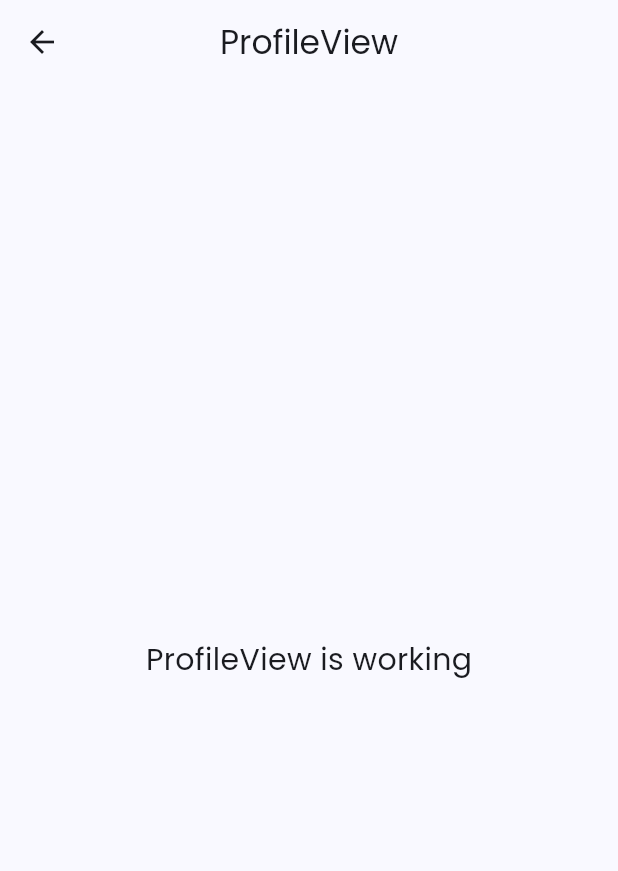
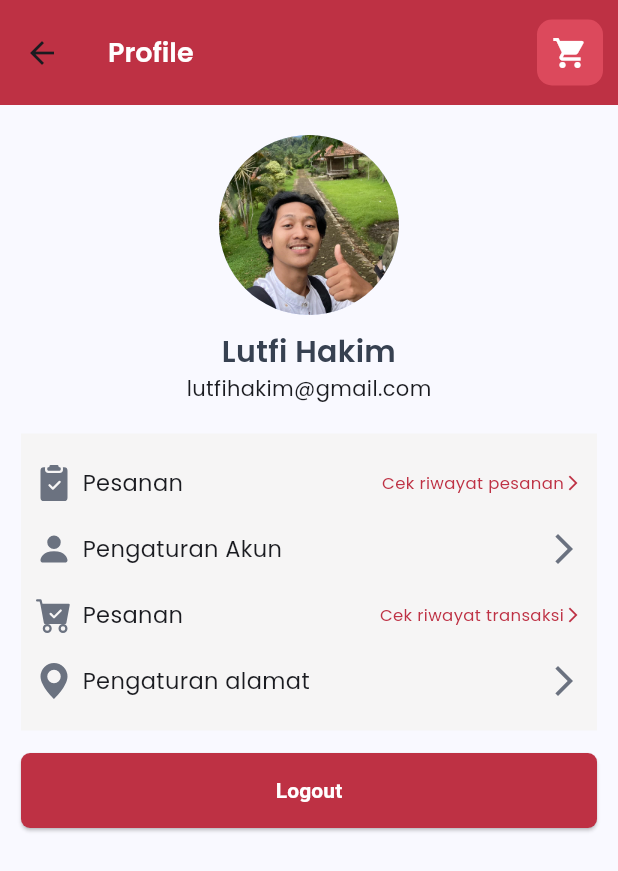
Before and after one commit to adella-kitchen/adella-mobile, a Flutter app: the ProfileView screen opened by its route, on a phone screen of 412 x 824 dp. Shown: the top 871 px of the screen. Run offline on Flutter 3.47's test engine with Material 3 defaults, Android fonts, the phone set to English and light mode, and no system bars; our stand-ins replace animated_splash_screen, carousel_slider, flutter_signin_button, get, icons_plus, ionicons and 2 more; network calls fail.

Commit message:
create profile page view
non backend

```diff
--- a/lib/app/modules/profile/views/profile_view.dart
+++ b/lib/app/modules/profile/views/profile_view.dart
@@ -1,22 +1,120 @@
+import 'package:adella_kitchen/app/modules/home/views/widget.dart';
+import 'package:adella_kitchen/app/modules/profile/views/widget.dart';
+import 'package:adella_kitchen/theme/app_theme.dart';
+import 'package:adella_kitchen/theme/color.dart';
+import 'package:adella_kitchen/theme/widget/app_widget.dart';
 import 'package:flutter/material.dart';
 
 import 'package:get/get.dart';
+import 'package:icons_plus/icons_plus.dart';
 
 import '../controllers/profile_controller.dart';
 
 class ProfileView extends GetView<ProfileController> {
-  const ProfileView({Key? key}) : super(key: key);
+  const ProfileView({super.key});
   @override
   Widget build(BuildContext context) {
     return Scaffold(
       appBar: AppBar(
-        title: const Text('ProfileView'),
-        centerTitle: true,
+        toolbarHeight: 70,
+        title: const Text('Profile',
+            style: TextStyle(
+                color: Colors.white,
+                fontSize: 18,
+                fontWeight: FontWeight.bold)),
+        actions: [
+          Padding(
+            padding: const EdgeInsets.symmetric(horizontal: 10),
+            child: Material(
+              color: const Color(0xFFDC495C),
+              borderRadius: BorderRadius.circular(10),
+              child: InkWell(
+                onTap: () {},
+                borderRadius: BorderRadius.circular(10),
+                child: Container(
+                  padding: const EdgeInsets.all(10),
+                  child: const Icon(
+                    Icons.shopping_cart,
+                    color: Colors.white,
+                  ),
+                ),
+              ),
+            ),
+          ),
+        ],
+        backgroundColor: myColor().primaryColor,
       ),
-      body: const Center(
-        child: Text(
-          'ProfileView is working',
-          style: TextStyle(fontSize: 20),
+      body: Padding(
+        padding: const EdgeInsets.symmetric(horizontal: 14),
+        child: Center(
+          child: Column(
+            children: [
+              const SizedBox(
+                height: 20,
+              ),
+              const CircleAvatar(
+                radius: 60,
+                backgroundImage: AssetImage('assets/img/avatar.jpg'),
+              ),
+              const SizedBox(
+                height: 10,
+              ),
+              const titleText(text: 'Lutfi Hakim', textAlign: TextAlign.center),
+              Text(
+                'lutfihakim@gmail.com',
+                style: TextStyle(fontSize: fontSize().regular),
+              ),
+              const SizedBox(
+                height: 20,
+              ),
+              Container(
+                color: const Color.fromARGB(255, 246, 245, 245),
+                child: const Padding(
+                  padding: EdgeInsets.symmetric(horizontal: 10, vertical: 21),
+                  child: Column(
+                    crossAxisAlignment: CrossAxisAlignment.stretch,
+                    children: [
+                      TitleCard(
+                        text: 'Pesanan',
+                        icon: Bootstrap.clipboard2_check_fill,
+                        textLeading: 'Cek riwayat pesanan',
+                        iconLeading: Icons.arrow_forward_ios_outlined,
+                      ),
+                      SizedBox(
+                        height: 20,
+                      ),
+                      TitleCard(
+                        text: 'Pengaturan Akun',
+                        icon: Bootstrap.person_fill,
+                        iconButton: Icons.arrow_forward_ios_outlined,
+                      ),
+                      SizedBox(
+                        height: 20,
+                      ),
+                      TitleCard(
+                        text: 'Pesanan',
+                        icon: Bootstrap.cart_check_fill,
+                        textLeading: 'Cek riwayat transaksi',
+                        iconLeading: Icons.arrow_forward_ios_outlined,
+                      ),
+                      SizedBox(
+                        height: 20,
+                      ),
+                      TitleCard(
+                        text: 'Pengaturan alamat',
+                        icon: Bootstrap.geo_alt_fill,
+                        iconButton: Icons.arrow_forward_ios_outlined,
+                      )
+                    ],
+                  ),
+                ),
+              ),
+              BtnPrimary(
+                btnText: 'Logout',
+                onPressed: () {},
+              )
+            ],
+          ),
         ),
       ),
     );
--- /dev/null
+++ b/lib/app/modules/profile/views/widget.dart
@@ -0,0 +1,87 @@
+import 'package:adella_kitchen/theme/color.dart';
+import 'package:flutter/material.dart';
+
+class TitleCard extends StatelessWidget {
+  final String text;
+  final IconData icon;
+  final String? textLeading;
+  final IconData? iconLeading;
+  final IconData? iconButton;
+
+  const TitleCard(
+      {super.key, // Ubah super.key menjadi Key? key
+      required this.text,
+      required this.icon,
+      this.textLeading,
+      this.iconLeading,
+      this.iconButton}); // Panggil superclass constructor dengan parameter key
+
+  @override
+  Widget build(BuildContext context) {
+    return Row(
+      children: [
+        Icon(
+          icon,
+          color: myColor().grey500,
+        ),
+        const SizedBox(
+          width: 7,
+        ),
+        Text(
+          text,
+          style: const TextStyle(
+            fontSize: 15,
+          ),
+        ),
+        const Spacer(),
+        if (textLeading != null)
+          Text(
+            textLeading!,
+            style: TextStyle(fontSize: 11, color: myColor().primaryColor),
+          ),
+        if (iconLeading != null)
+          Icon(
+            iconLeading!,
+            color: myColor().primaryColor,
+            size: 12,
+          ),
+        if (iconButton != null)
+          Icon(
+            iconButton,
+            color: myColor().grey500,
+          )
+      ],
+    );
+  }
+}
+
+class RowIcon extends StatelessWidget {
+  final String text1, text2, text3;
+  final IconData icon1, icon2, icon3;
+
+  const RowIcon(
+      {super.key,
+      required this.text1,
+      required this.text2,
+      required this.text3,
+      required this.icon1,
+      required this.icon2,
+      required this.icon3});
+
+  @override
+  Widget build(BuildContext context) {
+    return Row(
+      children: [
+        Column(
+          children: [Icon(icon1), Text(text1)],
+        ),
+        Column(
+          children: [Icon(icon2), Text(text2)],
+        ),
+        Column(
+          children: [Icon(icon3), Text(text3)],
+        )
+      ],
+    );
+  }
+}
--- a/lib/app/routes/app_pages.dart
+++ b/lib/app/routes/app_pages.dart
@@ -24,7 +24,7 @@ part 'app_routes.dart';
 class AppPages {
   AppPages._();
 
-  static const INITIAL = Routes.ONBOARDING;
+  static const INITIAL = Routes.DASHBOARD;
 
   static final routes = [
     GetPage(
--- a/lib/main.dart
+++ b/lib/main.dart
@@ -8,6 +8,8 @@ import 'package:get/get.dart';
 import 'app/routes/app_pages.dart';
 
 void main() {
+  SystemChrome.setSystemUIOverlayStyle(
+      SystemUiOverlayStyle(statusBarColor: myColor().primaryColor));
   runApp(
     GetMaterialApp(
       debugShowCheckedModeBanner: false,
```
Also changed, not shown: assets/img/avatar.jpg (added).
